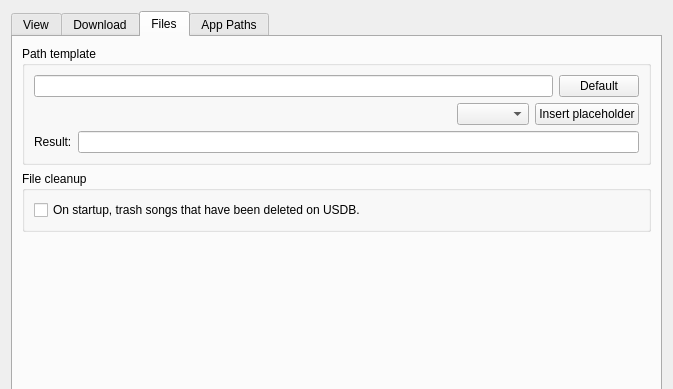
Above: src/usdb_syncer/gui/forms/SettingsDialog.ui from bohning/usdb_syncer before the change; both pictures show x 0 to 673 and y 0 to 389 of the 673 by 828 pixel window. Below: the same form after it.
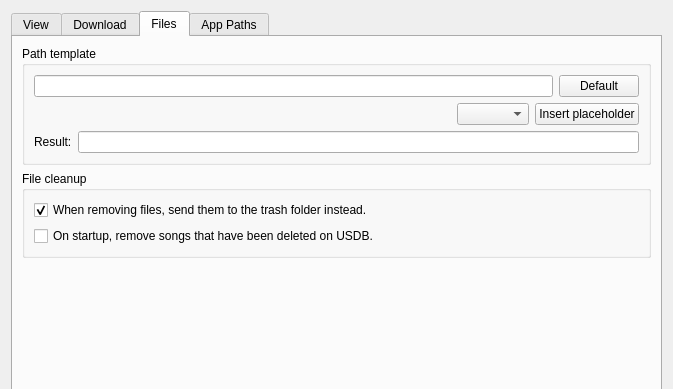
That is the form after the change. The open tabs and pages were chosen to show the change. Icons and pictures are not drawn.

Commit message:
Add option to delete files instead of trashing
Closes #449.
Closes #324.

The edit to the form file:
```diff
--- a/src/usdb_syncer/gui/forms/SettingsDialog.ui
+++ b/src/usdb_syncer/gui/forms/SettingsDialog.ui
@@ -783,10 +783,20 @@
           <string>File cleanup</string>
          </property>
          <layout class="QVBoxLayout" name="verticalLayout_7">
+          <item>
+           <widget class="QCheckBox" name="checkBox_trash_files">
+            <property name="text">
+             <string>When removing files, send them to the trash folder instead.</string>
+            </property>
+            <property name="checked">
+             <bool>true</bool>
+            </property>
+           </widget>
+          </item>
           <item>
            <widget class="QCheckBox" name="checkBox_trash_remotely_deleted_songs">
             <property name="text">
-             <string>On startup, trash songs that have been deleted on USDB.</string>
+             <string>On startup, remove songs that have been deleted on USDB.</string>
             </property>
            </widget>
           </item>
```
Left out of the diff: 2 changed lines with no effect on the pictures. The commit also changes 7 other files.
